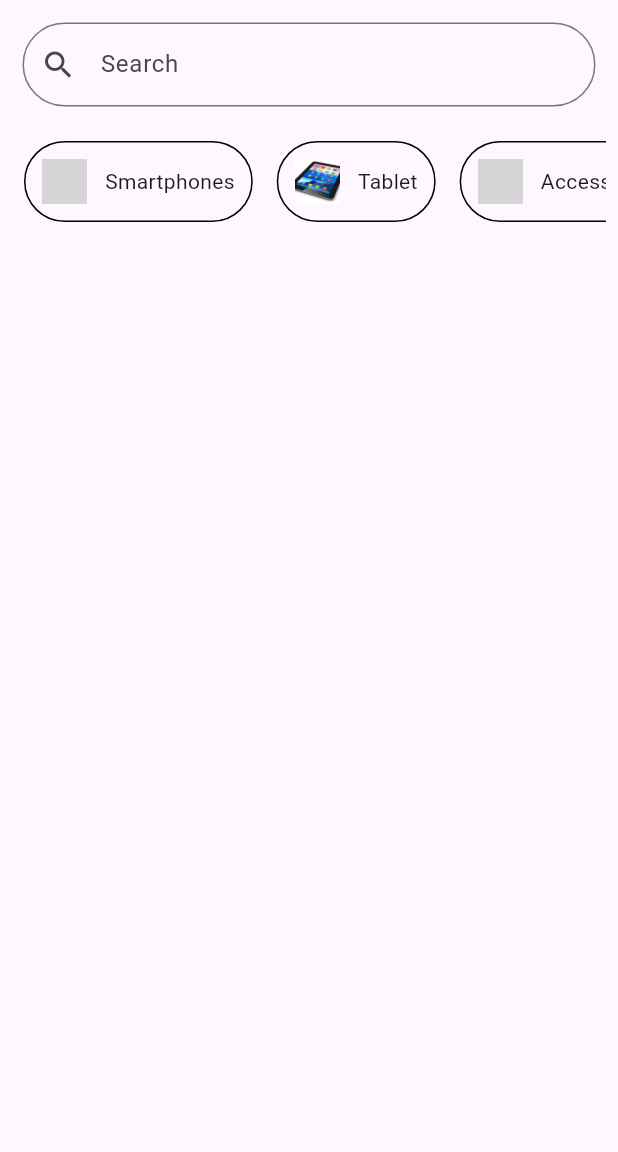
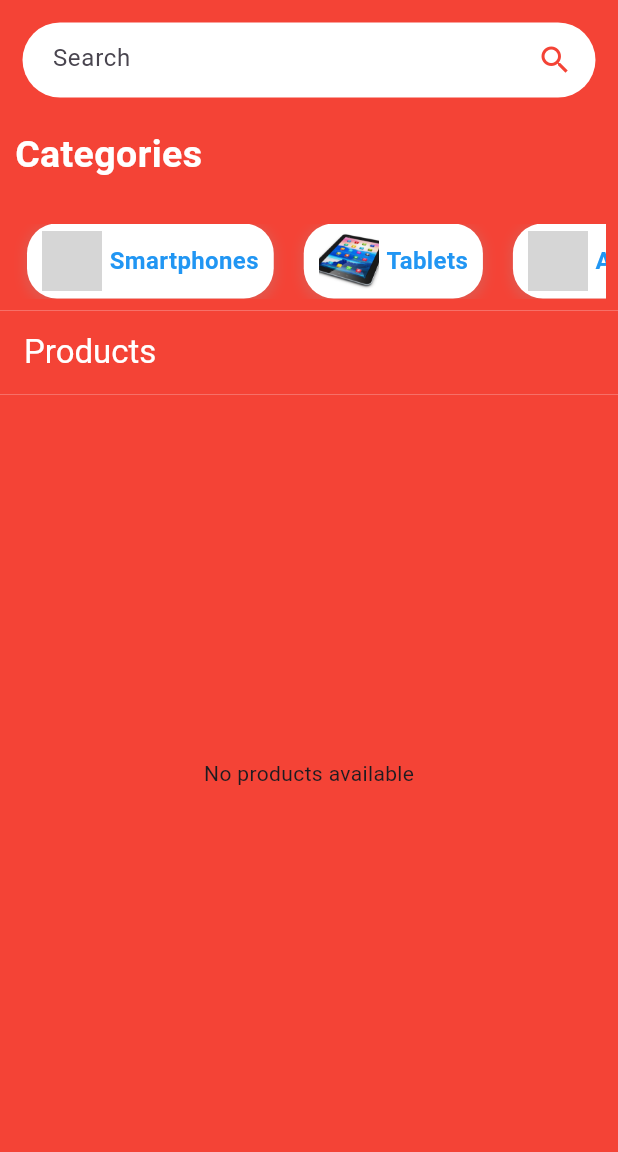
Before and after one commit to bipin24746/mobile_vault, a Flutter app: the UserPage screen opened directly, on a phone screen of 412 x 824 dp, the part 84-1236 px from its top. Run offline on Flutter 3.47's test engine with Material 3 defaults, Android fonts, the light colour scheme and no system bars; our stand-ins replace cloud_firestore, firebase_auth, firebase_core, firebase_storage, image_picker; accounts and stored records are empty; grey boxes are pictures that could not be loaded.

Commit message:
user haomepage completed

```diff
--- a/lib/panels/user/screens/containers/categories.dart
+++ b/lib/panels/user/screens/containers/categories.dart
@@ -18,9 +18,12 @@ class _CategoriesState extends State<Categories> {
           children: [
             _buildCategoryItem(
                 "Smartphones", 'lib/assets/images/smartphones.jpg'),
-            _buildCategoryItem("Tablet", 'lib/assets/images/tablet.jpg'),
+            _buildCategoryItem("Tablets", 'lib/assets/images/tablet.jpg'),
             _buildCategoryItem(
                 "Accessories", 'lib/assets/images/smartphones.jpg'),
+            _buildCategoryItem("Laptops", 'lib/assets/images/tablet.jpg'),
+            _buildCategoryItem("Watches", 'lib/assets/images/smartphones.jpg'),
+            _buildCategoryItem("Headphones", 'lib/assets/images/tablet.jpg'),
             // Add more items as needed with unique image paths
           ],
         ),
@@ -29,29 +32,40 @@ class _CategoriesState extends State<Categories> {
   }
 
   Widget _buildCategoryItem(String title, String imagePath) {
-    return Padding(
-      padding:
-          const EdgeInsets.symmetric(horizontal: 8.0), // Space between items
-      child: DecoratedBox(
+    return Container(
+      margin: EdgeInsets.symmetric(horizontal: 10), // Space between items
+      padding: EdgeInsets.symmetric(vertical: 5, horizontal: 10),
       decoration: BoxDecoration(
-          border: Border.all(),
-          borderRadius: BorderRadius.circular(30),
+        color: Colors.white,
+        borderRadius: BorderRadius.circular(20),
+        boxShadow: [
+          BoxShadow(
+            color: Colors.grey.withOpacity(0.2),
+            blurRadius: 5,
+            spreadRadius: 2,
+            offset: Offset(0, 2), // changes position of shadow
           ),
-        child: Padding(
-          padding: const EdgeInsets.all(12.0),
+        ],
+      ),
       child: Row(
+        crossAxisAlignment: CrossAxisAlignment.center,
         children: [
           Image.asset(
             imagePath,
-                width: 30,
-                height: 30,
+            width: 40,
+            height: 40,
             fit: BoxFit.cover,
           ),
-              SizedBox(width: 12), // Space between image and text
-              Text(title),
-            ],
+          SizedBox(width: 5), // Space between image and text
+          Text(
+            title,
+            style: TextStyle(
+              fontSize: 16,
+              fontWeight: FontWeight.bold,
+              color: Colors.blue,
             ),
           ),
+        ],
       ),
     );
   }
--- /dev/null
+++ b/lib/panels/user/screens/containers/products.dart
@@ -0,0 +1,123 @@
+import 'package:flutter/material.dart';
+import 'package:cloud_firestore/cloud_firestore.dart';
+import 'package:mobile_vault/services/database_product.dart';
+
+class ProductsPage extends StatelessWidget {
+  @override
+  Widget build(BuildContext context) {
+    return Scaffold(
+      appBar: AppBar(
+        title: Text(
+          "Products",
+          style: TextStyle(color: Colors.white),
+        ),
+        backgroundColor: Colors.red,
+      ),
+      body: Container(
+        color: Colors.red, // Set the background color to red
+        child: StreamBuilder<QuerySnapshot>(
+          stream: DatabaseProduct()
+              .viewProducts(), // Stream of products from Firestore
+          builder: (context, snapshot) {
+            // Check the connection state
+            if (snapshot.connectionState == ConnectionState.waiting) {
+              return Center(child: CircularProgressIndicator());
+            }
+
+            // Check if there is no data or if the data list is empty
+            if (!snapshot.hasData || snapshot.data!.docs.isEmpty) {
+              return Center(child: Text("No products available"));
+            }
+
+            // Get the list of products from the snapshot
+            final products = snapshot.data!.docs;
+
+            return SingleChildScrollView(
+              child: GridView.builder(
+                shrinkWrap: true,
+                physics: const NeverScrollableScrollPhysics(),
+                itemCount: products.length,
+                gridDelegate: const SliverGridDelegateWithFixedCrossAxisCount(
+                  crossAxisCount: 2,
+                  childAspectRatio: 0.75,
+                ),
+                itemBuilder: (context, i) {
+                  // Get product data as a map
+                  final product = products[i].data() as Map<String, dynamic>;
+
+                  // Safely access fields (make sure these match your Firestore document structure)
+                  final imageUrl = product['imageUrl']; // Accessing image URL
+                  final title = product['title'] ??
+                      'No Title'; // Accessing title with a fallback
+
+                  final price = product['price']?.toString() ??
+                      '0'; // Accessing price with a fallback
+
+                  return Container(
+                    width: double.infinity,
+                    padding:
+                        const EdgeInsets.only(left: 15, right: 15, top: 10),
+                    margin:
+                        const EdgeInsets.symmetric(vertical: 8, horizontal: 10),
+                    decoration: BoxDecoration(
+                      color: Colors.white,
+                      borderRadius: BorderRadius.circular(20),
+                    ),
+                    child: Column(
+                      crossAxisAlignment: CrossAxisAlignment.center,
+                      children: [
+                        InkWell(
+                          onTap: () {},
+                          child: Container(
+                            margin: const EdgeInsets.all(10),
+                            child: imageUrl != null
+                                ? Image.network(imageUrl,
+                                    height: 110,
+                                    width: MediaQuery.of(context).size.width)
+                                : Container(
+                                    width: MediaQuery.of(context).size.width,
+                                    height: 70,
+                                    color: Colors.grey, // Placeholder for image
+                                  ),
+                          ),
+                        ),
+                        Text(
+                          title,
+                          style: const TextStyle(
+                            fontSize: 16,
+                            color: Colors.blue,
+                            fontWeight: FontWeight.bold,
+                          ),
+                        ),
+                        const SizedBox(height: 5),
+
+                        const SizedBox(
+                            height: 5), // Added SizedBox to replace Spacer
+                        Padding(
+                          padding: const EdgeInsets.symmetric(vertical: 5),
+                          child: Row(
+                            mainAxisAlignment: MainAxisAlignment.spaceBetween,
+                            children: [
+                              Text(
+                                "\Rs. $price",
+                                style: const TextStyle(
+                                  fontSize: 14,
+                                  fontWeight: FontWeight.bold,
+                                  color: Colors.blue,
+                                ),
+                              ),
+                            ],
+                          ),
+                        ),
+                      ],
+                    ),
+                  );
+                },
+              ),
+            );
+          },
+        ),
+      ),
+    );
+  }
+}
--- a/lib/panels/user/screens/containers/searchbar.dart
+++ b/lib/panels/user/screens/containers/searchbar.dart
@@ -11,17 +11,62 @@ class _SearchbarState extends State<Searchbar> {
   @override
   Widget build(BuildContext context) {
     return Container(
-      child: TextField(
-        decoration: InputDecoration(
-          hintText: "Search",
-          border: OutlineInputBorder(
-            borderRadius: BorderRadius.circular(40),
+      padding: const EdgeInsets.only(top: 15),
+      decoration: const BoxDecoration(
+        color: Colors.red,
+        borderRadius: BorderRadius.only(
+          topLeft: Radius.circular(30),
+          topRight: Radius.circular(30),
+          bottomLeft: Radius.circular(30),
+          bottomRight: Radius.circular(30),
+        ),
+      ),
+      child: ListView(
+        shrinkWrap: true,
+        children: [
+          Container(
+            margin: const EdgeInsets.symmetric(horizontal: 15),
+            padding: const EdgeInsets.symmetric(horizontal: 15),
+            height: 50,
+            width: double.infinity,
+            decoration: BoxDecoration(
+              color: Colors.white,
+              borderRadius: BorderRadius.circular(30),
+            ),
+            child: Row(
+              children: [
+                Flexible(
+                  child: Container(
+                    margin: const EdgeInsets.only(left: 5),
+                    height: 50,
+                    child: TextFormField(
+                      decoration: const InputDecoration(
+                        border: InputBorder.none,
+                        hintText: "Search",
+                      ),
+                    ),
+                  ),
+                ),
+                const Icon(
+                  Icons.search_outlined,
+                  color: Colors.red,
+                ),
+              ],
+            ),
           ),
-          prefixIcon: IconButton(
-            onPressed: () {},
-            icon: Icon(Icons.search),
+          Container(
+            alignment: Alignment.centerLeft,
+            margin: const EdgeInsets.symmetric(vertical: 20, horizontal: 10),
+            child: const Text(
+              "Categories",
+              style: TextStyle(
+                fontSize: 25,
+                color: Colors.white,
+                fontWeight: FontWeight.bold,
+              ),
+            ),
           ),
-        ),
+        ],
       ),
     );
   }
--- a/lib/panels/user/screens/user_main.dart
+++ b/lib/panels/user/screens/user_main.dart
@@ -1,5 +1,6 @@
 import 'package:flutter/material.dart';
 import 'package:mobile_vault/panels/user/screens/containers/categories.dart';
+import 'package:mobile_vault/panels/user/screens/containers/products.dart'; // Import ProductsPage
 import 'package:mobile_vault/panels/user/screens/containers/searchbar.dart';
 
 class UserPage extends StatelessWidget {
@@ -23,14 +24,15 @@ class UserPage extends StatelessWidget {
         ),
         backgroundColor: Colors.blue,
       ),
-      body: Column(
-        children: [
-          Padding(
-            padding: const EdgeInsets.all(15.0),
-            child: Searchbar(),
-          ),
-          Categories(),
-        ],
+      body: Container(
+        color: Colors.red, // Set the background color to red
+        child: Column(
+          children: [
+            Searchbar(),
+            Categories(),
+            Expanded(child: ProductsPage()), // Display products here
+          ],
+        ),
       ),
     );
   }
--- a/pubspec.yaml
+++ b/pubspec.yaml
@@ -32,6 +32,7 @@ flutter:
     - lib/assets/images/tablet.jpg
 
 
+
   # An image asset can refer to one or more resolution-specific "variants", see
   # https://flutter.dev/to/resolution-aware-images
 
```
Also changed, not shown: lib/Login Details/loginpage.dart (+10 -4 lines), lib/panels/admin/screens/ManageProducts/add_Product.dart (+32 -21 lines), lib/panels/admin/screens/ManageProducts/readProducts.dart (+34 -20 lines), lib/panels/admin/screens/ManageProducts/updateProduct.dart (+41 -39 lines), lib/services/database_product.dart (+57 -44 lines), pubspec.lock, 1 other file. Lines whose indentation alone changed are shown as unchanged.
